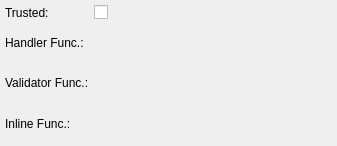
Qt form libs/libgui/ui/dbobjects/languagewidget.ui (maniac787/pgmodeler) before a commit.
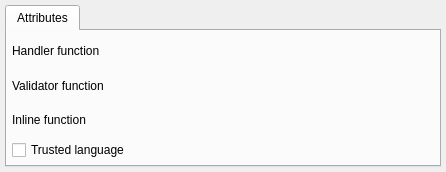
The same form after that commit. Icons and pictures are not drawn.

Commit message:
Refactor LanguageWidget to use tabbed layout
- Convert from QGridLayout to QVBoxLayout with tabbed interface
- Add dedicated layouts for each function selector (handler, validator, inline)
- Update labels to full names (Handler function, Validator function, Inline function)
- Update trusted checkbox label to 'Trusted language'
- Improve widget initialization and code organization
- Use configureTabbedLayout for consistent UI patterns
- Adjust minimum size for better layout

Patch:
```diff
--- a/libs/libgui/ui/dbobjects/languagewidget.ui
+++ b/libs/libgui/ui/dbobjects/languagewidget.ui
@@ -6,8 +6,8 @@
    <rect>
     <x>0</x>
     <y>0</y>
-    <width>337</width>
-    <height>146</height>
+    <width>446</width>
+    <height>172</height>
    </rect>
   </property>
   <property name="minimumSize">
@@ -16,7 +16,10 @@
     <height>0</height>
    </size>
   </property>
-  <layout class="QGridLayout" name="language_grid">
+  <layout class="QVBoxLayout" name="language_lt">
+   <property name="spacing">
+    <number>5</number>
+   </property>
    <property name="leftMargin">
     <number>5</number>
    </property>
@@ -29,61 +32,41 @@
    <property name="bottomMargin">
     <number>5</number>
    </property>
+   <item>
+    <widget class="QTabWidget" name="lang_attribs_tbw">
+     <property name="currentIndex">
+      <number>0</number>
+     </property>
+     <widget class="QWidget" name="attributes_tab">
+      <attribute name="icon">
+       <iconset resource="../../res/resources.qrc">
+        <normaloff>:/icons/icons/attribute.png</normaloff>:/icons/icons/attribute.png</iconset>
+      </attribute>
+      <attribute name="title">
+       <string>Attributes</string>
+      </attribute>
+      <layout class="QVBoxLayout" name="attributes_lt">
    <property name="spacing">
     <number>5</number>
    </property>
-   <item row="0" column="1">
-    <widget class="QCheckBox" name="trusted_chk">
-     <property name="sizePolicy">
-      <sizepolicy hsizetype="Expanding" vsizetype="Fixed">
-       <horstretch>0</horstretch>
-       <verstretch>0</verstretch>
-      </sizepolicy>
-     </property>
-     <property name="text">
-      <string/>
-     </property>
-    </widget>
-   </item>
-   <item row="0" column="0">
-    <widget class="QLabel" name="trusted_lbl">
-     <property name="sizePolicy">
-      <sizepolicy hsizetype="Preferred" vsizetype="Preferred">
-       <horstretch>0</horstretch>
-       <verstretch>0</verstretch>
-      </sizepolicy>
-     </property>
-     <property name="minimumSize">
-      <size>
-       <width>0</width>
-       <height>0</height>
-      </size>
-     </property>
-     <property name="text">
-      <string>Trusted:</string>
-     </property>
-    </widget>
-   </item>
-   <item row="2" column="0">
-    <widget class="QLabel" name="func_validator_lbl">
-     <property name="sizePolicy">
-      <sizepolicy hsizetype="Preferred" vsizetype="Preferred">
-       <horstretch>0</horstretch>
-       <verstretch>0</verstretch>
-      </sizepolicy>
-     </property>
-     <property name="minimumSize">
-      <size>
-       <width>0</width>
-       <height>0</height>
-      </size>
-     </property>
-     <property name="text">
-      <string>Validator Func.:</string>
-     </property>
-    </widget>
-   </item>
-   <item row="1" column="0">
+       <property name="leftMargin">
+        <number>5</number>
+       </property>
+       <property name="topMargin">
+        <number>5</number>
+       </property>
+       <property name="rightMargin">
+        <number>5</number>
+       </property>
+       <property name="bottomMargin">
+        <number>5</number>
+       </property>
+       <item>
+        <layout class="QVBoxLayout" name="func_handler_lt">
+         <property name="spacing">
+          <number>5</number>
+         </property>
+         <item>
     <widget class="QLabel" name="func_handler_lbl">
      <property name="sizePolicy">
       <sizepolicy hsizetype="Preferred" vsizetype="Preferred">
@@ -98,11 +81,44 @@
       </size>
      </property>
      <property name="text">
-      <string>Handler Func.:</string>
+            <string>Handler function</string>
      </property>
     </widget>
    </item>
-   <item row="3" column="0">
+        </layout>
+       </item>
+       <item>
+        <layout class="QVBoxLayout" name="func_validator_lt">
+         <property name="spacing">
+          <number>5</number>
+         </property>
+         <item>
+          <widget class="QLabel" name="func_validator_lbl">
+           <property name="sizePolicy">
+            <sizepolicy hsizetype="Preferred" vsizetype="Preferred">
+             <horstretch>0</horstretch>
+             <verstretch>0</verstretch>
+            </sizepolicy>
+           </property>
+           <property name="minimumSize">
+            <size>
+             <width>0</width>
+             <height>0</height>
+            </size>
+           </property>
+           <property name="text">
+            <string>Validator function</string>
+           </property>
+          </widget>
+         </item>
+        </layout>
+       </item>
+       <item>
+        <layout class="QVBoxLayout" name="func_inline_lt">
+         <property name="spacing">
+          <number>5</number>
+         </property>
+         <item>
     <widget class="QLabel" name="func_inline_lbl">
      <property name="sizePolicy">
       <sizepolicy hsizetype="Preferred" vsizetype="Preferred">
@@ -117,12 +133,33 @@
       </size>
      </property>
      <property name="text">
-      <string>Inline Func.:</string>
+            <string>Inline function</string>
      </property>
     </widget>
    </item>
   </layout>
- </widget>
- <resources/>
+       </item>
+       <item>
+        <widget class="QCheckBox" name="trusted_chk">
+         <property name="sizePolicy">
+          <sizepolicy hsizetype="Expanding" vsizetype="Fixed">
+           <horstretch>0</horstretch>
+           <verstretch>0</verstretch>
+          </sizepolicy>
+         </property>
+         <property name="text">
+          <string>Trusted language</string>
+         </property>
+        </widget>
+       </item>
+      </layout>
+     </widget>
+    </widget>
+   </item>
+  </layout>
+ </widget>
+ <resources>
+  <include location="../../res/resources.qrc"/>
+ </resources>
  <connections/>
 </ui>
```
Lines whose indentation alone changed are shown as unchanged. The commit also changes 1 other file.
